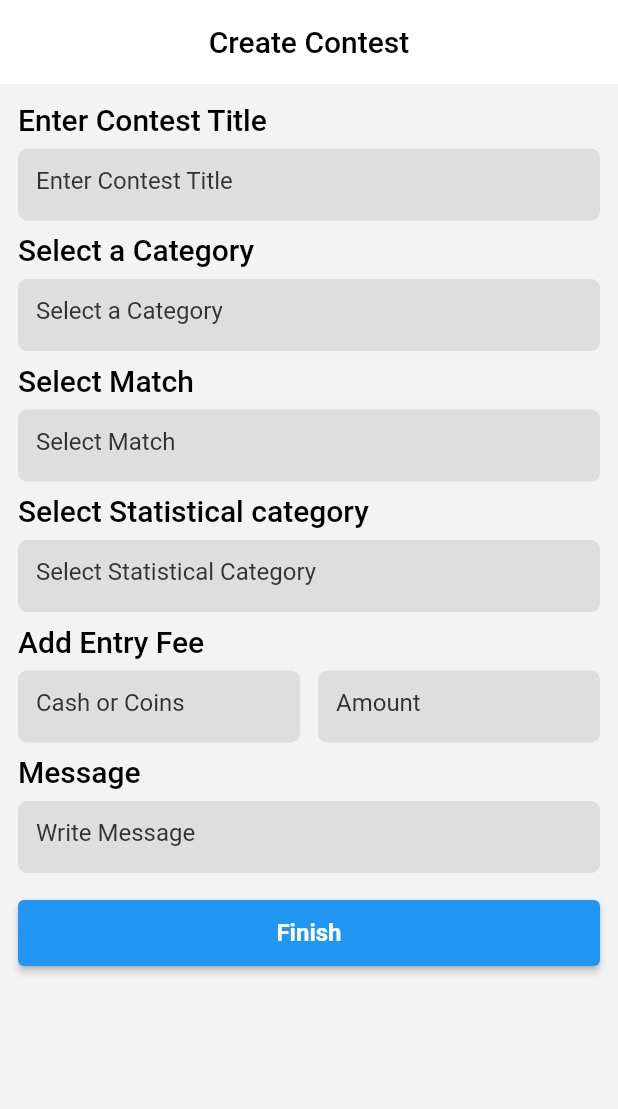
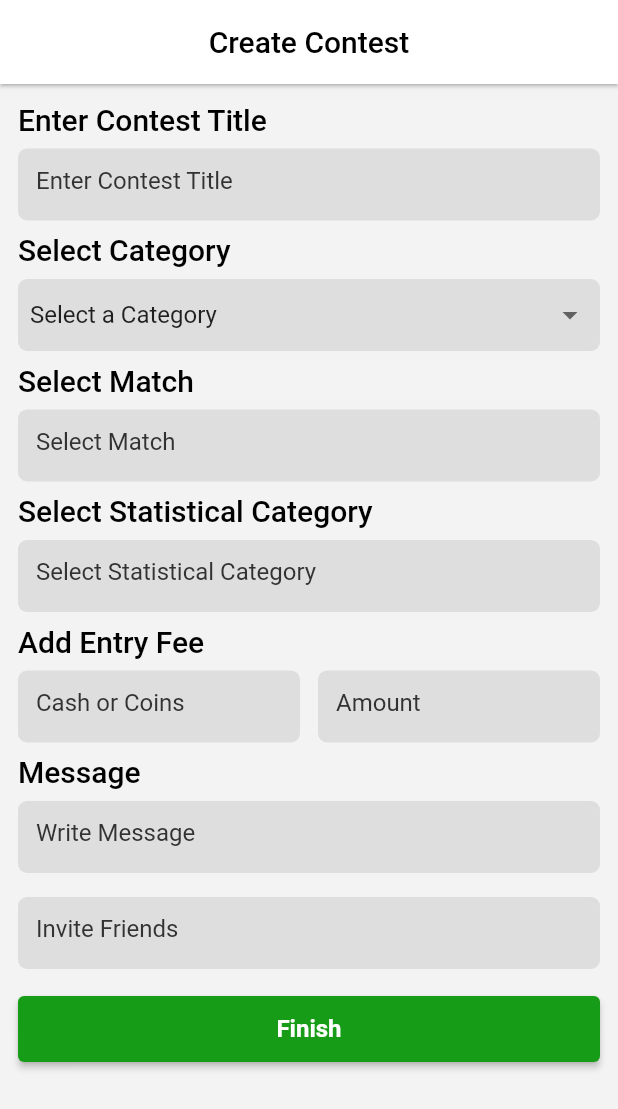
Before and after one commit to bijumondal18/fanex_flutter, a Flutter app: the screen it shows after launch, on a phone screen of 412 x 824 dp. Shown: the top 1109 px of the screen. Run offline on Flutter 3.47's test engine with Material 2 defaults, Android fonts, the phone set to English and light mode, and no system bars.

Commit message:
custom spinner button created

```diff
--- a/lib/features/create_contest/ui/create_contest_screen.dart
+++ b/lib/features/create_contest/ui/create_contest_screen.dart
@@ -1,4 +1,5 @@
 import 'package:fanex_flutter/common/common.dart';
+import 'package:fanex_flutter/widgets/custom_spinner.dart';
 import 'package:fanex_flutter/widgets/custom_text_field.dart';
 import 'package:flutter/material.dart';
 
@@ -14,8 +15,11 @@ class _CreateContestScreenState extends State<CreateContestScreen> {
   Widget build(BuildContext context) {
     return Scaffold(
       appBar: AppBar(
-        elevation: AppSizes.elevation0,
-        title: Text('Create Contest', style: AppTheme.lightTheme.textTheme.headline5,),
+        elevation: AppSizes.elevation1,
+        title: Text(
+          'Create Contest',
+          style: AppTheme.lightTheme.textTheme.headline5,
+        ),
       ),
       body: SingleChildScrollView(
         child: Padding(
@@ -27,15 +31,15 @@ class _CreateContestScreenState extends State<CreateContestScreen> {
                 'Enter Contest Title',
                 style: AppTheme.lightTheme.textTheme.headline5,
               ),
-              CustomTextField(hintText: 'Enter Contest Title'),
+              const CustomTextField(hintText: 'Enter Contest Title'),
               const SizedBox(
                 height: AppSizes.dimen8,
               ),
               Text(
-                'Select a Category',
+                'Select Category',
                 style: AppTheme.lightTheme.textTheme.headline5,
               ),
-              CustomTextField(hintText: 'Select a Category'),
+              CustomSpinner(),
               const SizedBox(
                 height: AppSizes.dimen8,
               ),
@@ -43,15 +47,15 @@ class _CreateContestScreenState extends State<CreateContestScreen> {
                 'Select Match',
                 style: AppTheme.lightTheme.textTheme.headline5,
               ),
-              CustomTextField(hintText: 'Select Match'),
+              const CustomTextField(hintText: 'Select Match'),
               const SizedBox(
                 height: AppSizes.dimen8,
               ),
               Text(
-                'Select Statistical category',
+                'Select Statistical Category',
                 style: AppTheme.lightTheme.textTheme.headline5,
               ),
-              CustomTextField(hintText: 'Select Statistical Category'),
+              const CustomTextField(hintText: 'Select Statistical Category'),
               const SizedBox(
                 height: AppSizes.dimen8,
               ),
@@ -66,7 +70,7 @@ class _CreateContestScreenState extends State<CreateContestScreen> {
                     child: CustomTextField(hintText: 'Cash or Coins'),
                   ),
                   SizedBox(width: AppSizes.dimen12),
-                  Flexible(child: const CustomTextField(hintText: 'Amount')),
+                  Flexible(child: CustomTextField(hintText: 'Amount')),
                 ],
               ),
               const SizedBox(
@@ -76,22 +80,25 @@ class _CreateContestScreenState extends State<CreateContestScreen> {
                 'Message',
                 style: AppTheme.lightTheme.textTheme.headline5,
               ),
-              CustomTextField(hintText: 'Write Message'),
-
+              const CustomTextField(hintText: 'Write Message'),
+              const SizedBox(
+                height: AppSizes.dimen8,
+              ),
+              const CustomTextField(hintText: 'Invite Friends'),
               const SizedBox(
                 height: AppSizes.dimen16,
               ),
-
               ElevatedButton(
                 style: ElevatedButton.styleFrom(
-                  minimumSize: const Size.fromHeight(AppSizes.buttonHeight), // fromHeight use double.infinity as width and 40 is the height
+                  primary: AppColors.green,
+                  minimumSize: const Size.fromHeight(AppSizes
+                      .buttonHeight), // fromHeight use double.infinity as width and 40 is the height
                 ),
                 onPressed: () {
                   // Finish button press
                 },
-                child: Text('Finish'),
+                child: const Text('Finish'),
               )
-
             ],
           ),
         ),
--- /dev/null
+++ b/lib/widgets/custom_spinner.dart
@@ -0,0 +1,34 @@
+import 'package:flutter/material.dart';
+
+import '../common/common.dart';
+
+class CustomSpinner extends StatelessWidget {
+  CustomSpinner({Key? key}) : super(key: key);
+
+  String initialValue = 'Select a Category';
+
+  var itemList = ['Select a Category', 'T-20', 'Test Match', 'One Day Innings'];
+
+  @override
+  Widget build(BuildContext context) {
+    return Container(
+      margin:  const EdgeInsets.only(top: AppSizes.dimen8),
+      padding: const EdgeInsets.symmetric(horizontal: AppSizes.dimen8),
+      width: MediaQuery.of(context).size.width,
+      height: AppSizes.textFieldHeight,
+      decoration: BoxDecoration(
+        color: AppColors.textFieldBg,
+        borderRadius: BorderRadius.circular(AppSizes.cardCornerRadius)
+      ),
+      child: DropdownButtonHideUnderline(
+        child: DropdownButton(
+          isExpanded: true,
+            value: initialValue,
+            items: itemList.map((String items) {
+              return DropdownMenuItem(value: items, child: Text(items));
+            }).toList(),
+            onChanged: (value) {}),
+      ),
+    );
+  }
+}
```
